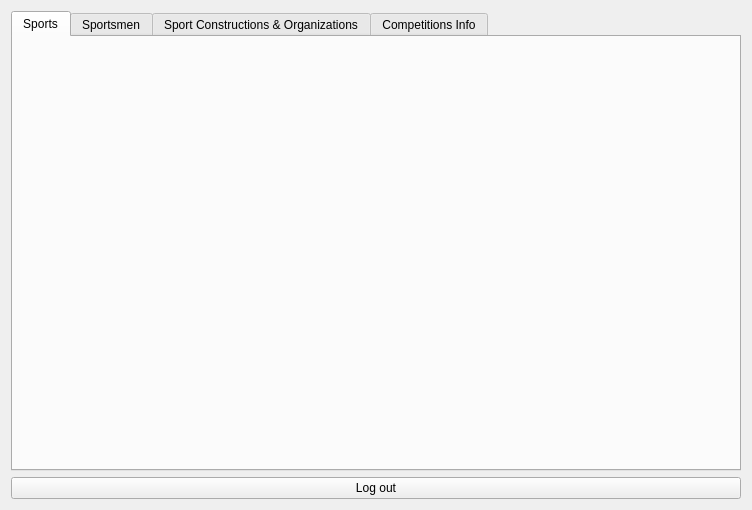
application-developer-DA/db-course, file maintabwindow.ui: the form before one commit.
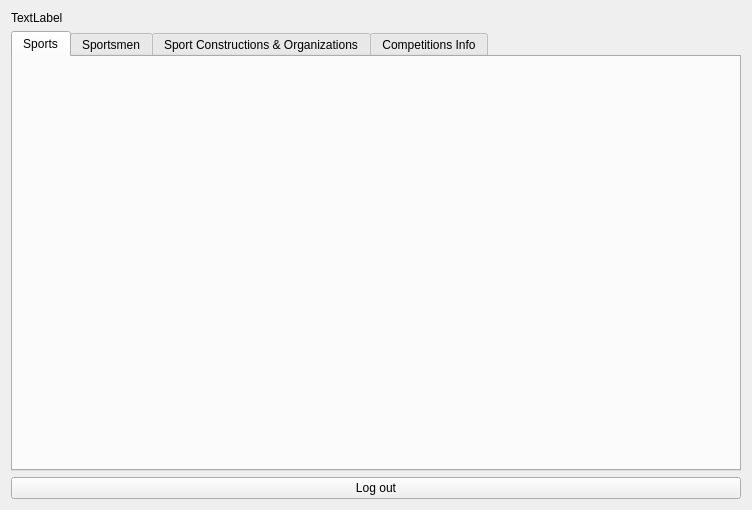
The form after the commit.

Patch:
```diff
--- a/maintabwindow.ui
+++ b/maintabwindow.ui
@@ -14,7 +14,7 @@
    <string>Form</string>
   </property>
   <layout class="QGridLayout" name="gridLayout">
-   <item row="0" column="0">
+   <item row="1" column="0">
     <widget class="QTabWidget" name="tabSportsmen">
      <property name="tabShape">
       <enum>QTabWidget::Rounded</enum>
@@ -44,13 +44,20 @@
      </widget>
     </widget>
    </item>
-   <item row="1" column="0">
+   <item row="2" column="0">
     <widget class="QPushButton" name="disconnectButton">
      <property name="text">
       <string>Log out</string>
      </property>
     </widget>
    </item>
+   <item row="0" column="0">
+    <widget class="QLabel" name="loginLabel">
+     <property name="text">
+      <string>TextLabel</string>
+     </property>
+    </widget>
+   </item>
   </layout>
  </widget>
  <resources/>
```
